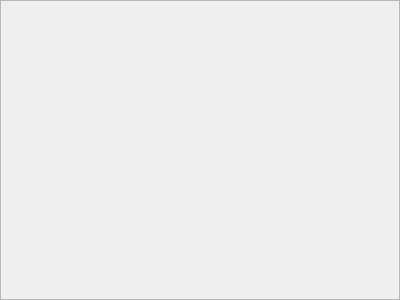
Above: src/gamehud.ui from Zugzwangs/Gomina before the change. Below: the same form after it.
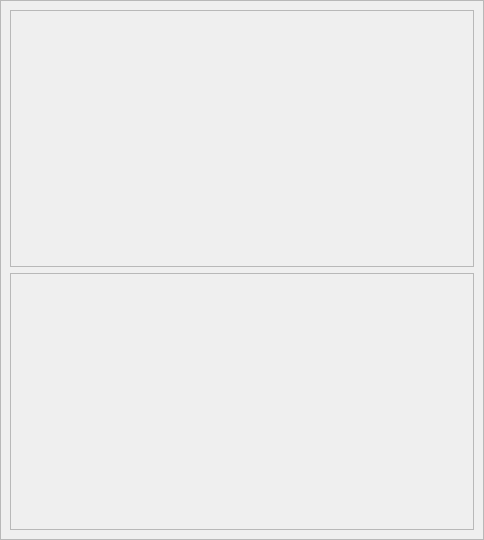
That is the form after the change.

Patch:
```diff
--- a/src/gamehud.ui
+++ b/src/gamehud.ui
@@ -9,13 +9,47 @@
    <rect>
     <x>0</x>
     <y>0</y>
-    <width>400</width>
-    <height>300</height>
+    <width>484</width>
+    <height>540</height>
    </rect>
   </property>
   <property name="windowTitle">
    <string>ScrollArea</string>
   </property>
-  <widget class="QWidget" name="scrollAreaWidgetContents"/>
+  <property name="widgetResizable">
+   <bool>true</bool>
+  </property>
+  <widget class="QWidget" name="scrollAreaWidgetContents">
+   <property name="geometry">
+    <rect>
+     <x>0</x>
+     <y>0</y>
+     <width>482</width>
+     <height>538</height>
+    </rect>
+   </property>
+   <layout class="QVBoxLayout" name="verticalLayout">
+    <item>
+     <widget class="QFrame" name="frame">
+      <property name="frameShape">
+       <enum>QFrame::StyledPanel</enum>
+      </property>
+      <property name="frameShadow">
+       <enum>QFrame::Raised</enum>
+      </property>
+     </widget>
+    </item>
+    <item>
+     <widget class="QFrame" name="frame_2">
+      <property name="frameShape">
+       <enum>QFrame::StyledPanel</enum>
+      </property>
+      <property name="frameShadow">
+       <enum>QFrame::Raised</enum>
+      </property>
+     </widget>
+    </item>
+   </layout>
+  </widget>
  </widget>
 </ui>
```
Left out of the diff: 7 changed lines with no effect on the pictures.
